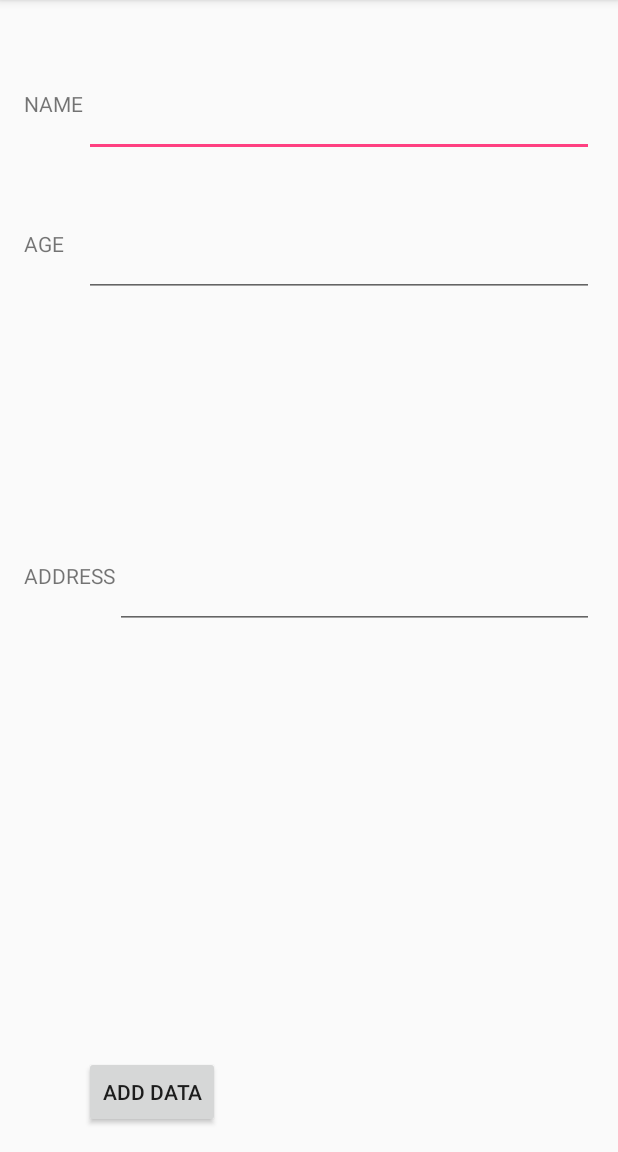
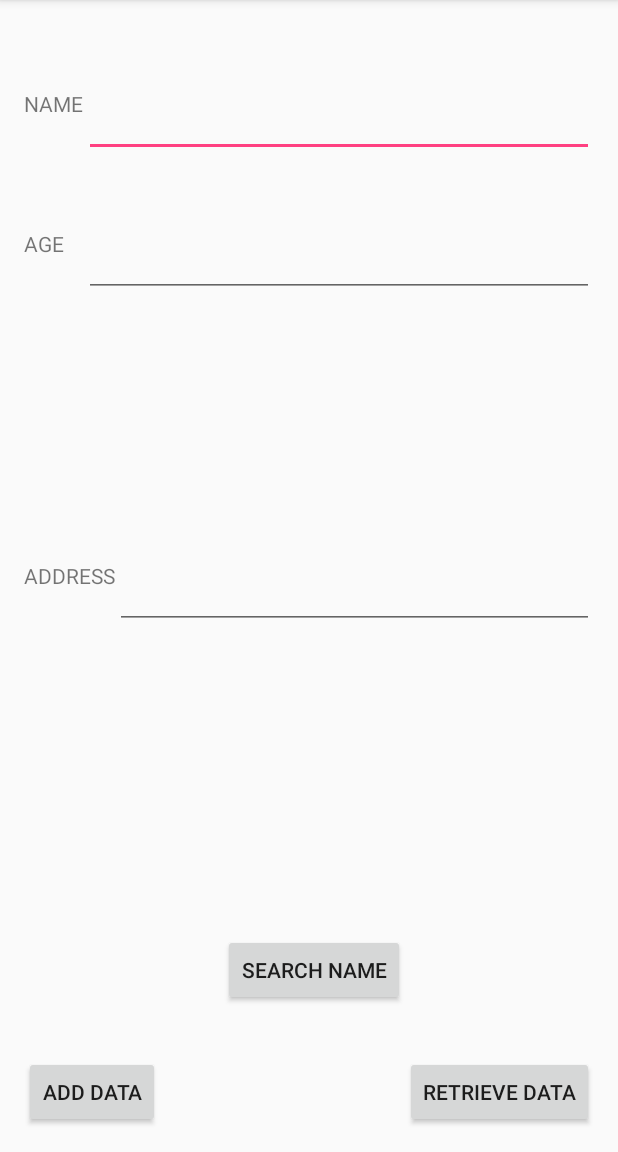
Before and after one commit to ZTZhu/MyContactApp, an Android app: the screen it shows after launch (MainActivity), on a phone screen of 412 x 824 dp, the part 84-1236 px from its top. Run offline under Robolectric (Android 15) with nearby library versions, the phone set to English and light mode, and no system bars.

Commit message:
Made Retrieve Data work
All tasks accomplished except for the very last one of 8.

```diff
--- a/MyContactApp/app/src/main/java/com/example/zhuz5918/mycontactapp/MainActivity.java
+++ b/MyContactApp/app/src/main/java/com/example/zhuz5918/mycontactapp/MainActivity.java
@@ -1,6 +1,7 @@
 package com.example.zhuz5918.mycontactapp;
 
 import android.database.Cursor;
+import android.support.v7.app.AlertDialog;
 import android.support.v7.app.AppCompatActivity;
 import android.os.Bundle;
 import android.util.Log;
@@ -9,6 +10,10 @@ import android.widget.Button;
 import android.widget.EditText;
 import android.widget.Toast;
 
+
+/**
+ * Note to self: Phone #9 is the one that magically makes stuff work
+ */
 public class MainActivity extends AppCompatActivity {
     DatabaseHelper myDb;
     EditText editName;
@@ -27,30 +32,57 @@ public class MainActivity extends AppCompatActivity {
         editAddress = (EditText) findViewById(R.id.editText_address);
     }
 
-    public void addData(View v){
+    public void addData(View v) {
         boolean isInserted = myDb.insertData(editName.getText().toString(), editAge.getText().toString(), editAddress.getText().toString());
 
-        if(isInserted){
+        if (isInserted) {
             Log.d("MyContact", "Data insertion successful");
             //Create toast message to user indicating data inserted correctly
             Toast.makeText(v.getContext(), "Success", Toast.LENGTH_LONG).show();
-        }
-        else{
+        } else {
             Log.d("MyContact", "Data insertion NOT successful");
             //Create toast message to user indicating data inserted correctly
             Toast.makeText(v.getContext(), "No success", Toast.LENGTH_LONG).show();
         }
     }
 
-    public void viewData(View v){
+    public void viewData(View v) {
         Cursor res = myDb.getAllData();
-        if(res.getCount() == 0){
+        if (res.getCount() == 0) {
             showMessage("Error", "No data found in database");
             Log.d("MyContact", "Error");
             return;
         }
+        StringBuffer buffer = new StringBuffer();
+        while(res.moveToNext()){
+        buffer.append("Name: " + res.getString(1));
+        buffer.append(" /// Address: " + res.getString(2));
+        buffer.append(" /// Age: " + res.getString(3));
+        buffer.append("\n\n");
+        }
+        showMessage("Data", buffer.toString());
+        Log.d("MyContact", buffer.toString());
     }
-    StringBuffer buffer = new StringBuffer();
+
+    public void searchName(View v, String name){
+        Cursor res = myDb.getAllData();
+        if (res.getCount() == 0) {
+            showMessage("Error", "No data found in database");
+            Log.d("MyContact", "Error");
+            return;
+        }
+        StringBuffer buffer = new StringBuffer();
+        while(res.moveToNext()){
+            if(res.getString(1).equals(name)){
+                buffer.append("Name: " + res.getString(1));
+                buffer.append("Address: " + res.getString(2));
+                buffer.append("Age: " + res.getString(3));
+            }
+            showMessage("Data", buffer.toString());
+            Log.d("MyContact", buffer.toString());
+        }
+    }
+
     //setup loop with moveToNext method
     //append each COL to buffer
     //use getString method
@@ -58,53 +90,14 @@ public class MainActivity extends AppCompatActivity {
     //showMessage("Data", Buffer.toString());
 
     private void showMessage(String title, String message) {
+        AlertDialog.Builder builder = new AlertDialog.Builder(this);
+        builder.setCancelable(true);
+        builder.setTitle(title);
+        builder.setMessage(message);
+        builder.show();
+
     }
 
 
 
-
-
-
-
-    /***
-     *
-     *
-     *
-     *
-    public void addData(View v){
-     boolean isInserted = myDb.insertData(editName.getText().toString());
-     if(isInserted){
-     Log.d("MyContact", "Name data insertion successful");
-     //Create toast message to user indicating data inserted correctly
-     }
-     else{
-     Log.d("MyContact", "Name data insertion NOT successful");
-     //Create toast message to user indicating data inserted correctly
-     }
-     }
-    public void addAge(View v){
-        boolean isInserted = myDb.insertData(editAge.getText().toString());
-        if(isInserted){
-            Log.d("MyContact", "Age data insertion successful");
-            //Create toast message to user indicating data inserted correctly
-        }
-        else{
-            Log.d("MyContact", "Age data insertion NOT successful");
-            //Create toast message to user indicating data inserted correctly
-        }
-    }
-
-    public void addAddress(View v){
-        boolean isInserted = myDb.insertData(editAddress.getText().toString());
-        if(isInserted){
-            Log.d("MyContact", "Address data insertion successful");
-            //Create toast message to user indicating data inserted correctly
-        }
-        else{
-            Log.d("MyContact", "Address data insertion NOT successful");
-            //Create toast message to user indicating data inserted correctly
-        }
-    }
-    ***/
-
 }
--- a/MyContactApp/app/src/main/res/layout/activity_main.xml
+++ b/MyContactApp/app/src/main/res/layout/activity_main.xml
@@ -32,12 +32,12 @@
     <Button
         android:layout_width="wrap_content"
         android:layout_height="wrap_content"
-        android:text="Add Data"
+        android:text="ADD DATA"
         android:id="@+id/button_add"
+        android:onClick="addData"
         android:layout_alignParentBottom="true"
-        android:layout_alignLeft="@+id/editText_name"
-        android:layout_alignStart="@+id/editText_name"
-        android:onClick="addData" />
+        android:layout_alignParentLeft="true"
+        android:layout_alignParentStart="true" />
 
     <TextView
         android:layout_width="wrap_content"
@@ -76,4 +76,27 @@
         android:layout_toRightOf="@+id/textView3"
         android:layout_alignRight="@+id/editText_age"
         android:layout_alignEnd="@+id/editText_age" />
+
+    <Button
+        android:layout_width="wrap_content"
+        android:layout_height="wrap_content"
+        android:text="RETRIEVE DATA"
+        android:id="@+id/button_retrieve"
+        android:onClick="viewData"
+        android:nestedScrollingEnabled="true"
+        android:layout_below="@+id/button_search_name"
+        android:layout_alignRight="@+id/editText_address"
+        android:layout_alignEnd="@+id/editText_address" />
+
+    <Button
+        android:layout_width="wrap_content"
+        android:layout_height="wrap_content"
+        android:text="SEARCH NAME"
+        android:id="@+id/button_search_name"
+        android:onClick="searchName"
+        android:singleLine="true"
+        android:layout_marginBottom="33dp"
+        android:layout_above="@+id/button_add"
+        android:layout_toLeftOf="@+id/button_retrieve"
+        android:layout_toStartOf="@+id/button_retrieve" />
 </RelativeLayout>
```
